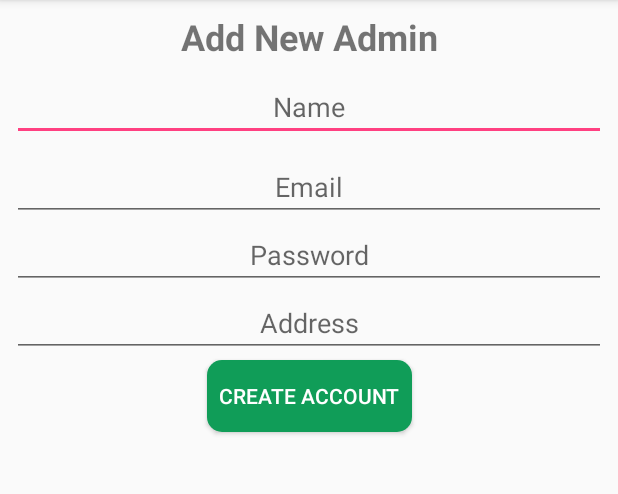
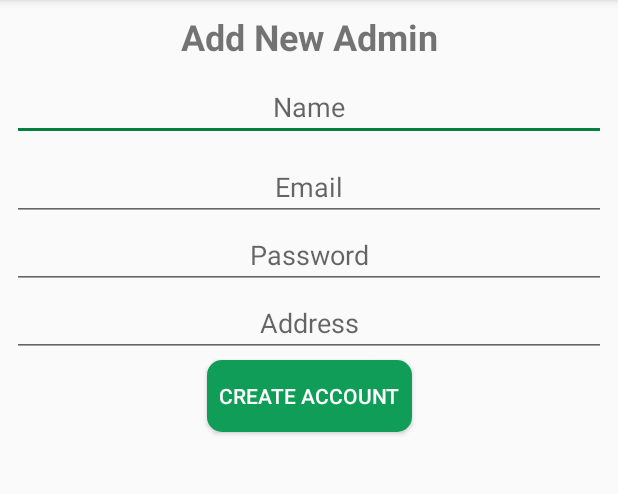
Before and after one commit to imhashir/tick-it-admin, an Android app: the AddAdminActivity screen opened directly, with no data from a screen before it, on a phone screen of 412 x 824 dp, the part 84-578 px from its top. Run offline under Robolectric (Android 15) with nearby library versions, the phone set to English and light mode, and no system bars; our stand-ins replace ButterKnife.

Commit message:
[Admin] Changed accent color

```diff
--- a/app/src/main/res/values/colors.xml
+++ b/app/src/main/res/values/colors.xml
@@ -4,6 +4,6 @@
     <color name="colorPrimaryDark">#0e864b</color>
     <color name="buttonTextColor">#ffffff</color>
     <color name="buttonRed">#ff4043</color>
-    <color name="colorAccent">#FF4081</color>
+    <color name="colorAccent">#008142</color>
 
 </resources>
```
